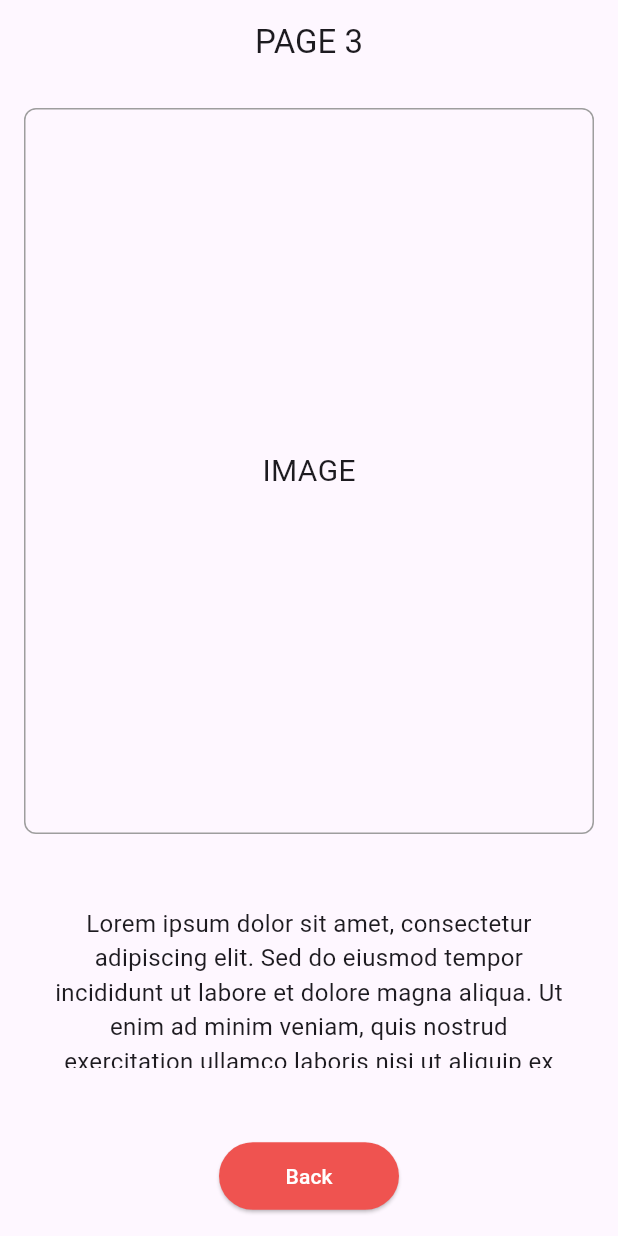
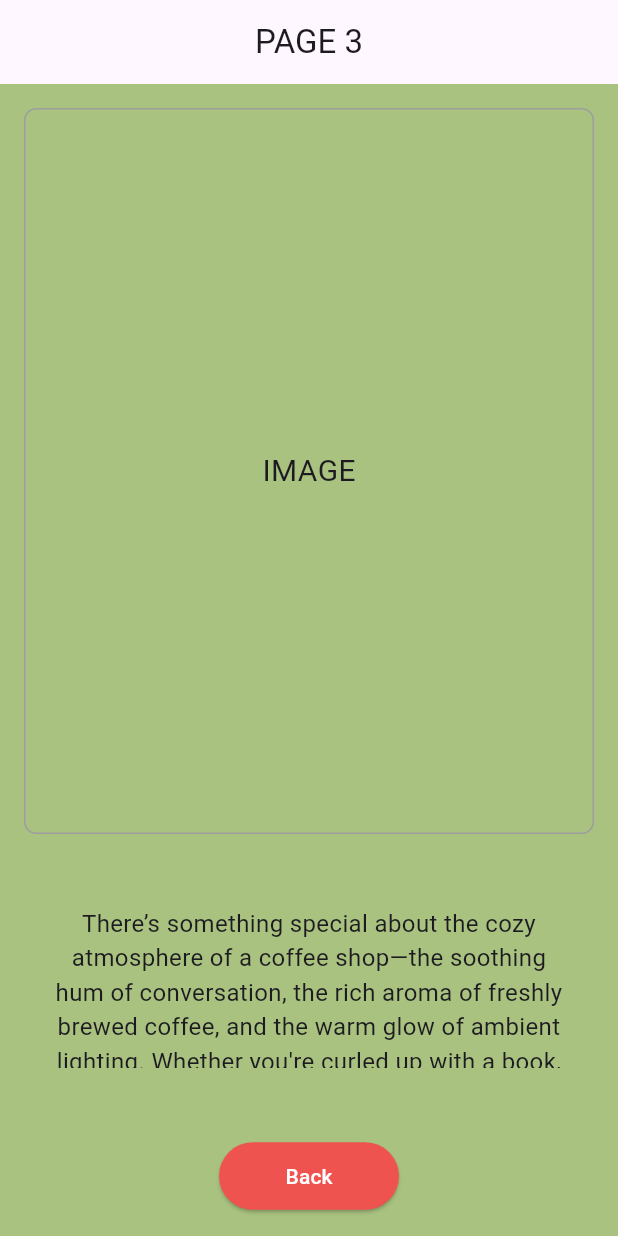
Before and after one commit to nathanG2129/CafeConnect, a Flutter app: the screen it shows after launch, in the side drawer, after a tap on "Page 3", on a phone screen of 412 x 824 dp. Run offline on Flutter 3.47's test engine with Material 3 defaults, Android fonts, the phone set to English and light mode, and no system bars.

Commit message:
Update page_three.dart
Added front-end

```diff
--- a/lib/pages/page_three.dart
+++ b/lib/pages/page_three.dart
@@ -6,6 +6,7 @@ class PageThree extends StatelessWidget {
   @override
   Widget build(BuildContext context) {
     return Scaffold(
+      backgroundColor: Color(0xFFA9C280), // Set background color
       appBar: AppBar(
         title: Text("PAGE 3"),
         centerTitle: true,
@@ -66,7 +67,7 @@ class _TextSectionState extends State<TextSection> {
         margin: EdgeInsets.all(16),
         padding: EdgeInsets.all(16),
         child: Text(
-          "Lorem ipsum dolor sit amet, consectetur adipiscing elit. Sed do eiusmod tempor incididunt ut labore et dolore magna aliqua. Ut enim ad minim veniam, quis nostrud exercitation ullamco laboris nisi ut aliquip ex ea commodo consequat.",
+          "There’s something special about the cozy atmosphere of a coffee shop—the soothing hum of conversation, the rich aroma of freshly brewed coffee, and the warm glow of ambient lighting. Whether you're curled up with a book, catching up with a friend, or simply enjoying a quiet moment alone, coffee shops provide the perfect escape from the outside world. Yet, no matter how much we savor the experience, a good drink never seems to last long. A perfectly brewed coffee, a creamy matcha, or a frothy latte can disappear in just a few sips, leaving behind only the lingering taste and a desire for just one more. In the end, it’s not just about the drink—it’s about the moment of comfort it brings.",
           style: TextStyle(fontSize: 16),
           textAlign: TextAlign.center,
         ),
```
